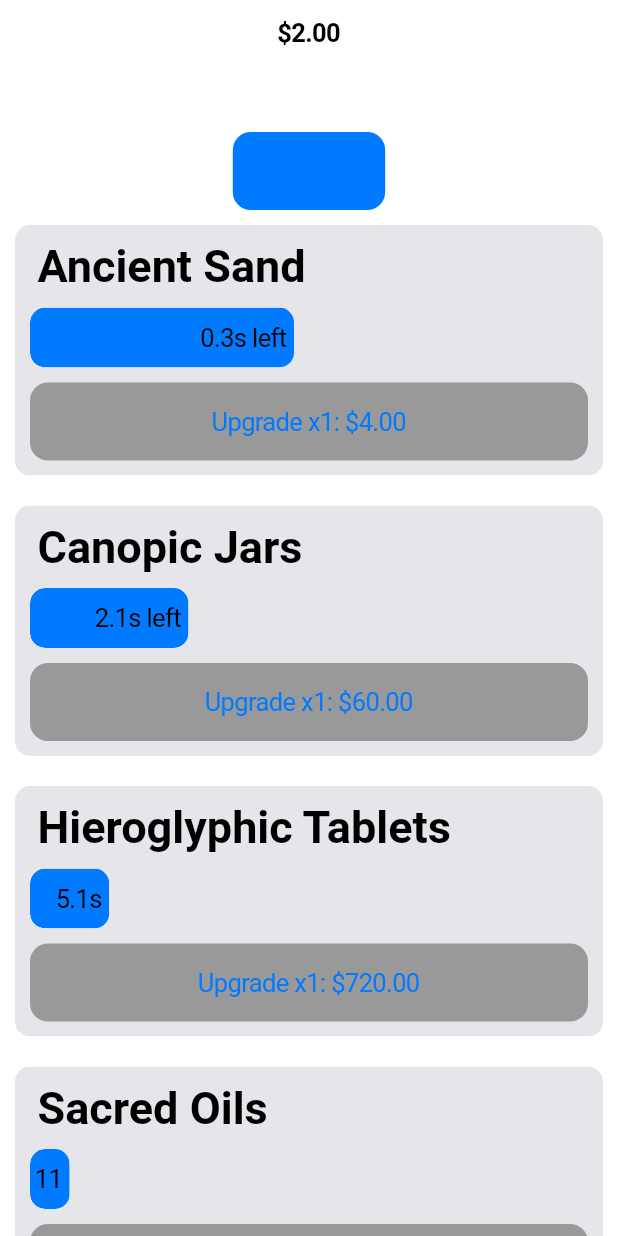
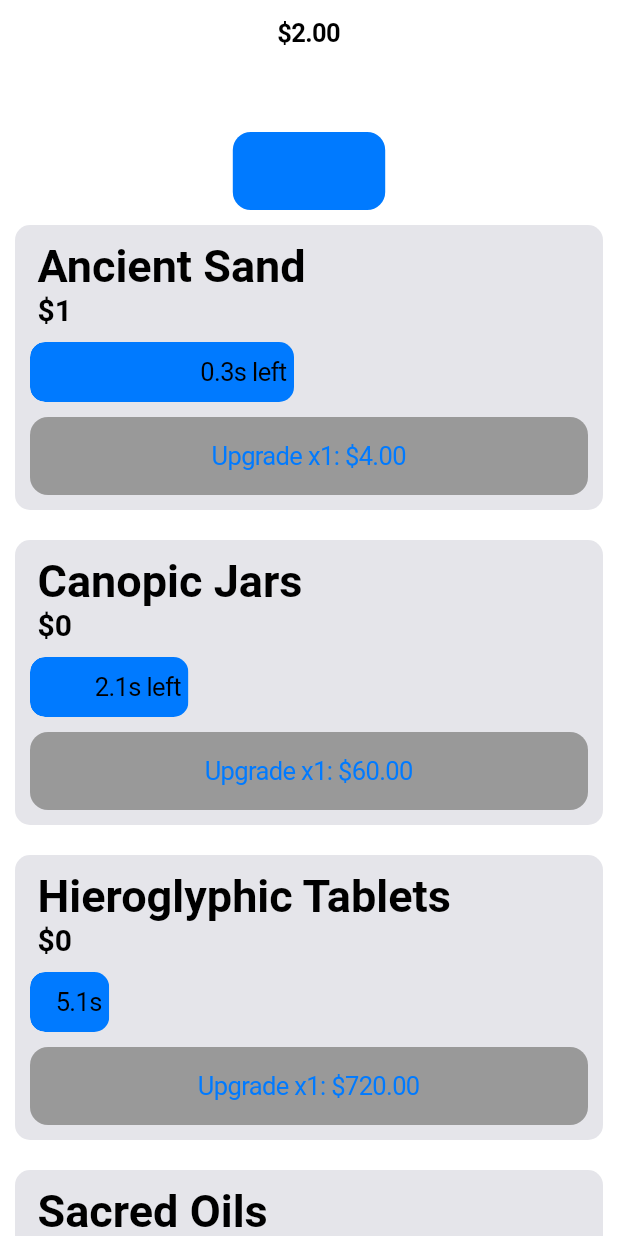
Before and after one commit to Firebolt9907/time_travel, a Flutter app: the first screen one second after launch, on a phone screen of 412 x 824 dp. Run offline on Flutter 3.47's test engine with Material 2 defaults, Android fonts, the phone set to English and light mode, and no system bars; drawn by our look-alikes of modal_bottom_sheet; our stand-ins replace dynamic_color, firebase_auth, firebase_core, flutter_bounceable; accounts and stored records are empty.

Commit message:
Auto Commit

```diff
--- a/lib/components/item.dart
+++ b/lib/components/item.dart
@@ -62,6 +62,37 @@ class _ItemWidgetState extends State<ItemWidget> {
                   ),
                 ),
               ),
+              Align(
+                alignment: Alignment.centerLeft,
+                child: Padding(
+                  padding: const EdgeInsets.only(left: 15.0, top: 0),
+                  child: RichText(
+                    text: TextSpan(
+                      // Note: Styles for TextSpans must be explicitly defined.
+                      // Child text spans will inherit styles from parent
+                      style: TextStyle(
+                        fontSize: 11,
+                        color: context.isDarkMode ? Colors.white : Colors.black,
+                      ),
+                      children: <TextSpan>[
+                        TextSpan(
+                          text: '\$' +
+                              (items[widget.timePeriod]![widget.item]
+                                          ['initialRevenue'] *
+                                      items[widget.timePeriod]![widget.item]
+                                          ['upgradeLevel'])
+                                  .toString(),
+                          // textAlign: TextAlign.left,
+                          style: TextStyle(
+                            fontWeight: FontWeight.bold,
+                            fontSize: 20,
+                          ),
+                        ),
+                      ],
+                    ),
+                  ),
+                ),
+              ),
               SizedBox(
                 height: 60,
                 width: screenSize.width - 20,
@@ -118,15 +149,16 @@ class _ItemWidgetState extends State<ItemWidget> {
                                               padding: const EdgeInsets.only(
                                                   right: 5.0),
                                               child: Text(
-                                                      (((widget.totalTime - (time.value % widget.totalTime)) /
+                                                (((widget.totalTime -
+                                                                        (time.value %
+                                                                            widget.totalTime)) /
                                                                     12)
                                                                 .round() /
                                                             10)
                                                         .toString() +
                                                     's left',
                                                 maxLines: 1,
-                                                      overflow:
-                                                          TextOverflow.clip,
+                                                overflow: TextOverflow.clip,
                                                 textAlign: TextAlign.end,
                                                 style: TextStyle(
                                                   color: Colors.black,
```
Lines whose indentation alone changed are shown as unchanged.
